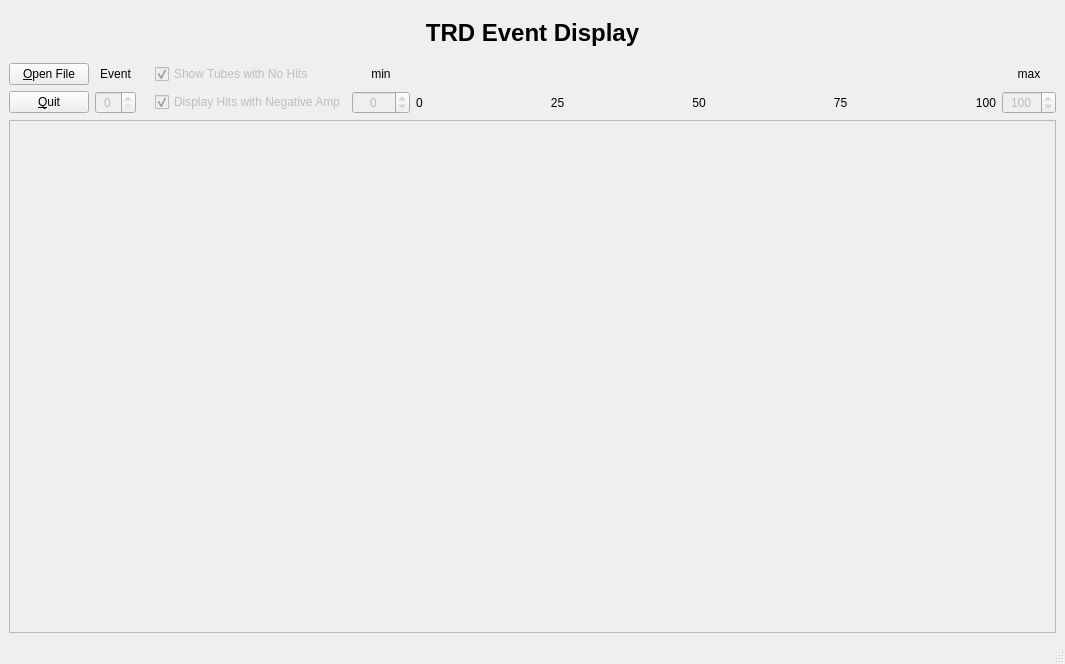
This is ui/EventDisplayForm.ui in bastianbeischer/TRDEventDisplay as Qt 5 draws it before an edit. The edited form follows.
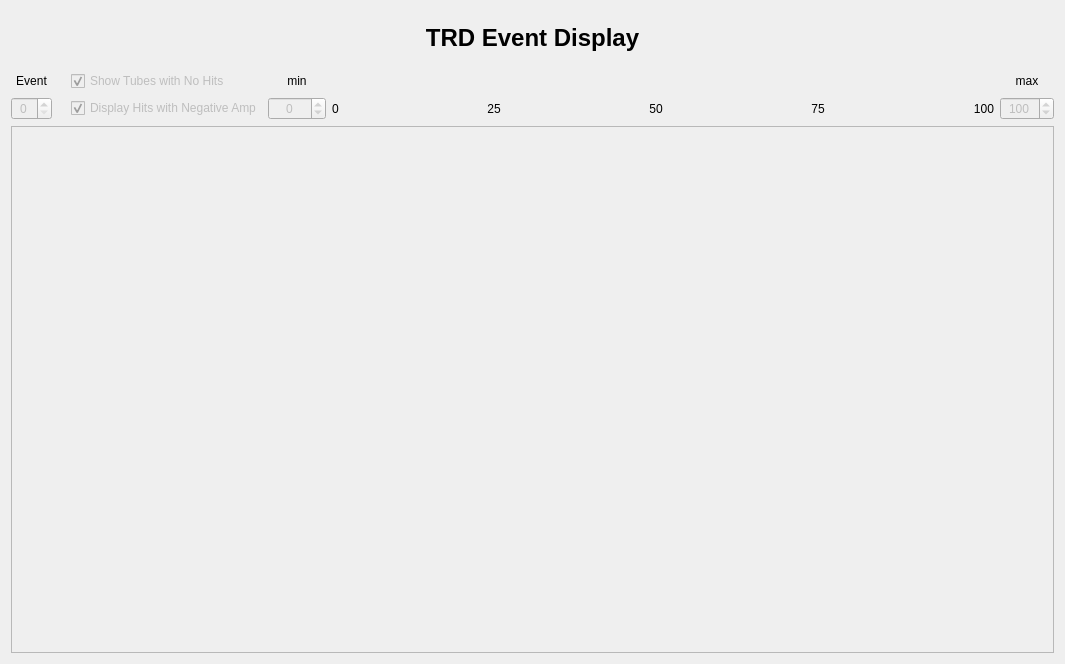
This is the edited form.

```diff
--- a/ui/EventDisplayForm.ui
+++ b/ui/EventDisplayForm.ui
@@ -2,7 +2,7 @@
 <ui version="4.0">
  <author>Bastian Beischer</author>
  <class>EventDisplayForm</class>
- <widget class="QMainWindow" name="EventDisplayForm">
+ <widget class="QWidget" name="EventDisplayForm">
   <property name="geometry">
    <rect>
     <x>0</x>
@@ -20,8 +20,23 @@
   <property name="windowTitle">
    <string>MainWindow</string>
   </property>
-  <widget class="QWidget" name="m_centralwidget">
    <layout class="QGridLayout" name="m_centralLayout">
+   <item row="0" column="0">
+    <spacer name="m_verticalSpacer_2">
+     <property name="orientation">
+      <enum>Qt::Vertical</enum>
+     </property>
+     <property name="sizeType">
+      <enum>QSizePolicy::Fixed</enum>
+     </property>
+     <property name="sizeHint" stdset="0">
+      <size>
+       <width>20</width>
+       <height>13</height>
+      </size>
+     </property>
+    </spacer>
+   </item>
     <item row="1" column="0">
      <widget class="QLabel" name="m_titleLabel">
       <property name="sizePolicy">
@@ -47,9 +62,25 @@
       </property>
      </widget>
     </item>
+   <item row="2" column="0">
+    <spacer name="m_verticalSpacer">
+     <property name="orientation">
+      <enum>Qt::Vertical</enum>
+     </property>
+     <property name="sizeType">
+      <enum>QSizePolicy::Fixed</enum>
+     </property>
+     <property name="sizeHint" stdset="0">
+      <size>
+       <width>20</width>
+       <height>13</height>
+      </size>
+     </property>
+    </spacer>
+   </item>
     <item row="3" column="0">
      <layout class="QGridLayout" name="m_gridLayout">
-      <item row="2" column="1">
+     <item row="2" column="0">
        <widget class="QSpinBox" name="m_eventNumberSpinBox">
         <property name="enabled">
          <bool>false</bool>
@@ -59,7 +90,7 @@
         </property>
        </widget>
       </item>
-      <item row="0" column="1">
+     <item row="0" column="0">
        <widget class="QLabel" name="m_eventLabel">
         <property name="text">
          <string>Event</string>
@@ -69,7 +100,7 @@
         </property>
        </widget>
       </item>
-      <item row="2" column="3">
+     <item row="2" column="2">
        <widget class="QCheckBox" name="m_negAmpCheckBox">
         <property name="enabled">
          <bool>false</bool>
@@ -82,7 +113,7 @@
         </property>
        </widget>
       </item>
-      <item row="0" column="3">
+     <item row="0" column="2">
        <widget class="QCheckBox" name="m_tubesWithNoHitsCheckBox">
         <property name="enabled">
          <bool>false</bool>
@@ -95,7 +126,7 @@
         </property>
        </widget>
       </item>
-      <item row="0" column="5">
+     <item row="0" column="4">
        <widget class="QWidget" name="m_colorPaletteWidget" native="true">
         <property name="sizePolicy">
          <sizepolicy hsizetype="Expanding" vsizetype="Preferred">
@@ -105,7 +136,7 @@
         </property>
        </widget>
       </item>
-      <item row="2" column="5">
+     <item row="2" column="4">
        <layout class="QHBoxLayout" name="m_horizontalLayout">
         <item>
          <widget class="QLabel" name="m_scaleLabelMin">
@@ -189,7 +220,7 @@
         </item>
        </layout>
       </item>
-      <item row="2" column="7">
+     <item row="2" column="6">
        <widget class="QSpinBox" name="m_maxAmpSpinBox">
         <property name="enabled">
          <bool>false</bool>
@@ -220,24 +251,7 @@
         </property>
        </widget>
       </item>
-      <item row="0" column="0">
-       <widget class="QPushButton" name="m_openFileButton">
-        <property name="text">
-         <string>&amp;Open File</string>
-        </property>
-       </widget>
-      </item>
-      <item row="2" column="0">
-       <widget class="QPushButton" name="m_quitButton">
-        <property name="text">
-         <string>&amp;Quit</string>
-        </property>
-        <property name="flat">
-         <bool>false</bool>
-        </property>
-       </widget>
-      </item>
-      <item row="0" column="7">
+     <item row="0" column="6">
        <widget class="QLabel" name="m_maxAmpLabel">
         <property name="text">
          <string>max</string>
@@ -247,7 +261,7 @@
         </property>
        </widget>
       </item>
-      <item row="0" column="4">
+     <item row="0" column="3">
        <widget class="QLabel" name="m_minAmpLabel">
         <property name="text">
          <string>min</string>
@@ -257,7 +271,7 @@
         </property>
        </widget>
       </item>
-      <item row="2" column="4">
+     <item row="2" column="3">
        <widget class="QSpinBox" name="m_minAmpSpinBox">
         <property name="enabled">
          <bool>false</bool>
@@ -282,7 +296,7 @@
         </property>
        </widget>
       </item>
-      <item row="2" column="2">
+     <item row="2" column="1">
        <widget class="QLabel" name="m_totalEventsLabel">
         <property name="text">
          <string/>
@@ -307,41 +321,7 @@
       </property>
      </widget>
     </item>
-    <item row="2" column="0">
-     <spacer name="m_verticalSpacer">
-      <property name="orientation">
-       <enum>Qt::Vertical</enum>
-      </property>
-      <property name="sizeType">
-       <enum>QSizePolicy::Fixed</enum>
-      </property>
-      <property name="sizeHint" stdset="0">
-       <size>
-        <width>20</width>
-        <height>10</height>
-       </size>
-      </property>
-     </spacer>
-    </item>
-    <item row="0" column="0">
-     <spacer name="m_verticalSpacer_2">
-      <property name="orientation">
-       <enum>Qt::Vertical</enum>
-      </property>
-      <property name="sizeType">
-       <enum>QSizePolicy::Fixed</enum>
-      </property>
-      <property name="sizeHint" stdset="0">
-       <size>
-        <width>20</width>
-        <height>10</height>
-       </size>
-      </property>
-     </spacer>
-    </item>
-   </layout>
-  </widget>
-  <widget class="QStatusBar" name="m_statusbar"/>
+  </layout>
  </widget>
  <tabstops>
   <tabstop>m_openFileButton</tabstop>
```
Left out of the diff: 4 changed lines with no effect on the pictures. Lines whose indentation alone changed are shown as unchanged.
